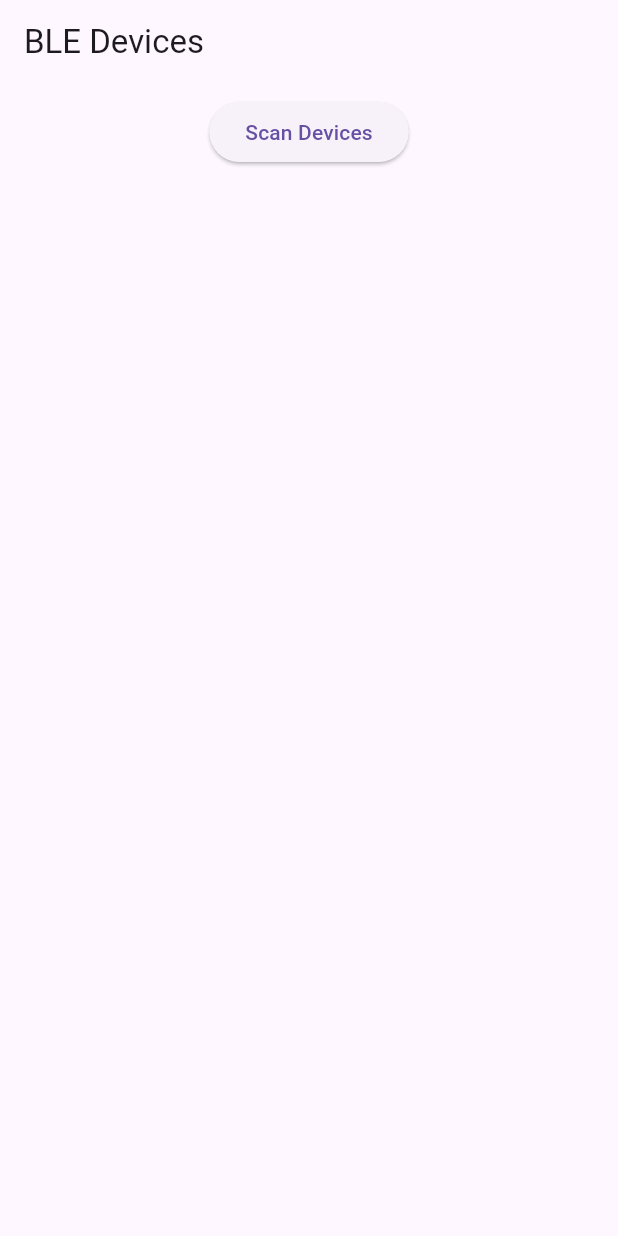
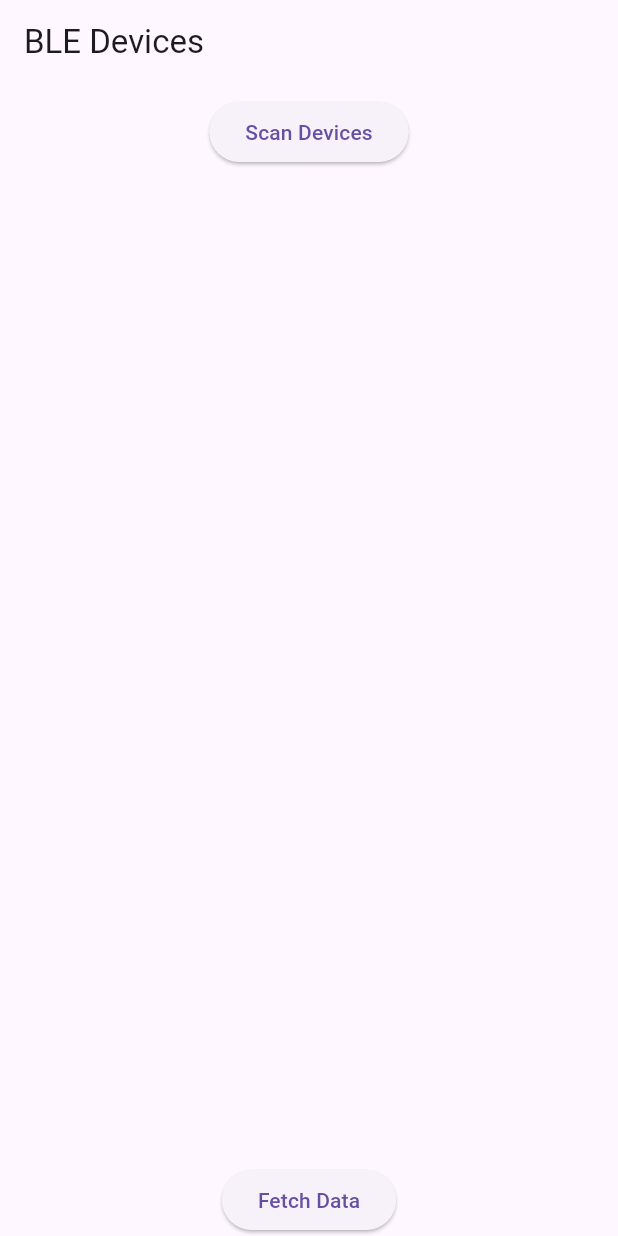
Before and after one commit to Shaown292/smart_fetal_app, a Flutter app: the screen it shows after launch, on a phone screen of 412 x 824 dp. Run offline on Flutter 3.47's test engine with Material 3 defaults, Android fonts, the phone set to English and light mode, and no system bars; our stand-ins replace get, google_fonts, permission_handler; missing offline and left inert: flutter_reactive_ble.

Commit message:
code push

```diff
--- a/lib/app/modules/bluetooth/views/bluetooth_view.dart
+++ b/lib/app/modules/bluetooth/views/bluetooth_view.dart
@@ -36,12 +36,15 @@ class BluetoothView extends GetView<BluetoothController> {
               },
             ),
           )),
-          Obx(() => controller.receivedData.value.isEmpty
-              ? SizedBox.shrink()
-              : Padding(
-            padding: const EdgeInsets.all(8.0),
-            child: Text("Received Data: ${controller.receivedData.value}"),
-          )),
+          ElevatedButton(
+            onPressed: () {
+              // final controller = Get.find<BluetoothController>();
+
+              controller.readCharacteristic();
+            },
+            child: Text("Fetch Data"),
+          )
+
         ],
       ),
     );
```
Also changed, not shown: lib/app/modules/bluetooth/controllers/bluetooth_controller.dart (+34 -3 lines).
